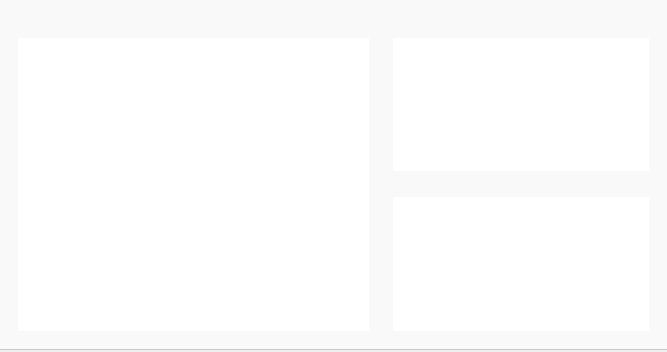
This is src/plugins/welcome/communitywelcomepagewidget.ui in qt-creator/qt-creator as Qt 5 draws it before an edit. The edited form follows.
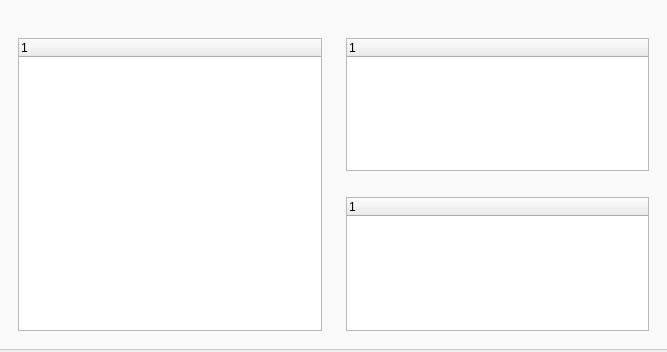
This is the edited form. Custom widgets are drawn as their Qt base class.

Commit message:
Welcome Screen: Use normal boxed label widgets
instead of a tweaked QTreeWidget, making it twice as fast.

```diff
--- a/src/plugins/welcome/communitywelcomepagewidget.ui
+++ b/src/plugins/welcome/communitywelcomepagewidget.ui
@@ -67,70 +67,6 @@
          </item>
          <item>
           <widget class="Utils::WelcomeModeTreeWidget" name="newsTreeWidget">
-           <property name="sizePolicy">
-            <sizepolicy hsizetype="Expanding" vsizetype="Preferred">
-             <horstretch>0</horstretch>
-             <verstretch>0</verstretch>
-            </sizepolicy>
-           </property>
-           <property name="minimumSize">
-            <size>
-             <width>340</width>
-             <height>0</height>
-            </size>
-           </property>
-           <property name="focusPolicy">
-            <enum>Qt::NoFocus</enum>
-           </property>
-           <property name="frameShape">
-            <enum>QFrame::NoFrame</enum>
-           </property>
-           <property name="selectionMode">
-            <enum>QAbstractItemView::NoSelection</enum>
-           </property>
-           <property name="verticalScrollMode">
-            <enum>QAbstractItemView::ScrollPerPixel</enum>
-           </property>
-           <property name="rootIsDecorated">
-            <bool>false</bool>
-           </property>
-           <property name="uniformRowHeights">
-            <bool>true</bool>
-           </property>
-           <property name="allColumnsShowFocus">
-            <bool>true</bool>
-           </property>
-           <property name="columnCount">
-            <number>2</number>
-           </property>
-           <attribute name="headerVisible">
-            <bool>false</bool>
-           </attribute>
-           <attribute name="headerDefaultSectionSize">
-            <number>24</number>
-           </attribute>
-           <attribute name="headerMinimumSectionSize">
-            <number>0</number>
-           </attribute>
-           <attribute name="headerDefaultSectionSize">
-            <number>24</number>
-           </attribute>
-           <attribute name="headerVisible">
-            <bool>false</bool>
-           </attribute>
-           <attribute name="headerMinimumSectionSize">
-            <number>0</number>
-           </attribute>
-           <column>
-            <property name="text">
-             <string notr="true">1</string>
-            </property>
-           </column>
-           <column>
-            <property name="text">
-             <string notr="true">2</string>
-            </property>
-           </column>
           </widget>
          </item>
         </layout>
@@ -160,64 +96,6 @@
          </item>
          <item>
           <widget class="Utils::WelcomeModeTreeWidget" name="supportSitesTreeWidget">
-           <property name="sizePolicy">
-            <sizepolicy hsizetype="Preferred" vsizetype="Preferred">
-             <horstretch>0</horstretch>
-             <verstretch>0</verstretch>
-            </sizepolicy>
-           </property>
-           <property name="focusPolicy">
-            <enum>Qt::NoFocus</enum>
-           </property>
-           <property name="frameShape">
-            <enum>QFrame::NoFrame</enum>
-           </property>
-           <property name="selectionMode">
-            <enum>QAbstractItemView::NoSelection</enum>
-           </property>
-           <property name="verticalScrollMode">
-            <enum>QAbstractItemView::ScrollPerPixel</enum>
-           </property>
-           <property name="rootIsDecorated">
-            <bool>false</bool>
-           </property>
-           <property name="uniformRowHeights">
-            <bool>true</bool>
-           </property>
-           <property name="allColumnsShowFocus">
-            <bool>true</bool>
-           </property>
-           <property name="columnCount">
-            <number>2</number>
-           </property>
-           <attribute name="headerVisible">
-            <bool>false</bool>
-           </attribute>
-           <attribute name="headerDefaultSectionSize">
-            <number>24</number>
-           </attribute>
-           <attribute name="headerMinimumSectionSize">
-            <number>0</number>
-           </attribute>
-           <attribute name="headerDefaultSectionSize">
-            <number>24</number>
-           </attribute>
-           <attribute name="headerVisible">
-            <bool>false</bool>
-           </attribute>
-           <attribute name="headerMinimumSectionSize">
-            <number>0</number>
-           </attribute>
-           <column>
-            <property name="text">
-             <string notr="true">1</string>
-            </property>
-           </column>
-           <column>
-            <property name="text">
-             <string notr="true">2</string>
-            </property>
-           </column>
           </widget>
          </item>
          <item>
@@ -235,65 +113,7 @@
          </item>
          <item>
           <widget class="Utils::WelcomeModeTreeWidget" name="miscSitesTreeWidget">
-           <property name="sizePolicy">
-            <sizepolicy hsizetype="Preferred" vsizetype="Preferred">
-             <horstretch>0</horstretch>
-             <verstretch>0</verstretch>
-            </sizepolicy>
-           </property>
-           <property name="focusPolicy">
-            <enum>Qt::NoFocus</enum>
-           </property>
-           <property name="frameShape">
-            <enum>QFrame::NoFrame</enum>
-           </property>
-           <property name="selectionMode">
-            <enum>QAbstractItemView::NoSelection</enum>
-           </property>
-           <property name="verticalScrollMode">
-            <enum>QAbstractItemView::ScrollPerPixel</enum>
-           </property>
-           <property name="rootIsDecorated">
-            <bool>false</bool>
-           </property>
-           <property name="uniformRowHeights">
-            <bool>true</bool>
-           </property>
-           <property name="allColumnsShowFocus">
-            <bool>true</bool>
-           </property>
-           <property name="columnCount">
-            <number>2</number>
-           </property>
-           <attribute name="headerVisible">
-            <bool>false</bool>
-           </attribute>
-           <attribute name="headerDefaultSectionSize">
-            <number>24</number>
-           </attribute>
-           <attribute name="headerMinimumSectionSize">
-            <number>0</number>
-           </attribute>
-           <attribute name="headerDefaultSectionSize">
-            <number>24</number>
-           </attribute>
-           <attribute name="headerVisible">
-            <bool>false</bool>
-           </attribute>
-           <attribute name="headerMinimumSectionSize">
-            <number>0</number>
-           </attribute>
-           <column>
-            <property name="text">
-             <string notr="true">1</string>
-            </property>
-           </column>
-           <column>
-            <property name="text">
-             <string notr="true">2</string>
-            </property>
-           </column>
-          </widget>
+           </widget>
          </item>
         </layout>
        </widget>
```
The commit also changes 4 other files.
